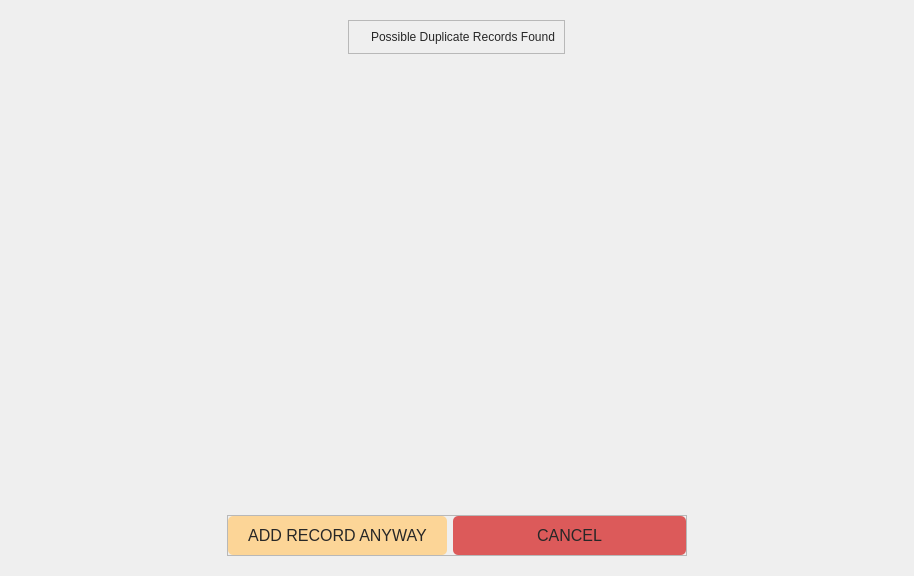
DreddVDomasian/Petmate-Desktop-Application, file Desktop_Application/Frontend/ui-files/duplicateDialog.ui: the form before one commit.
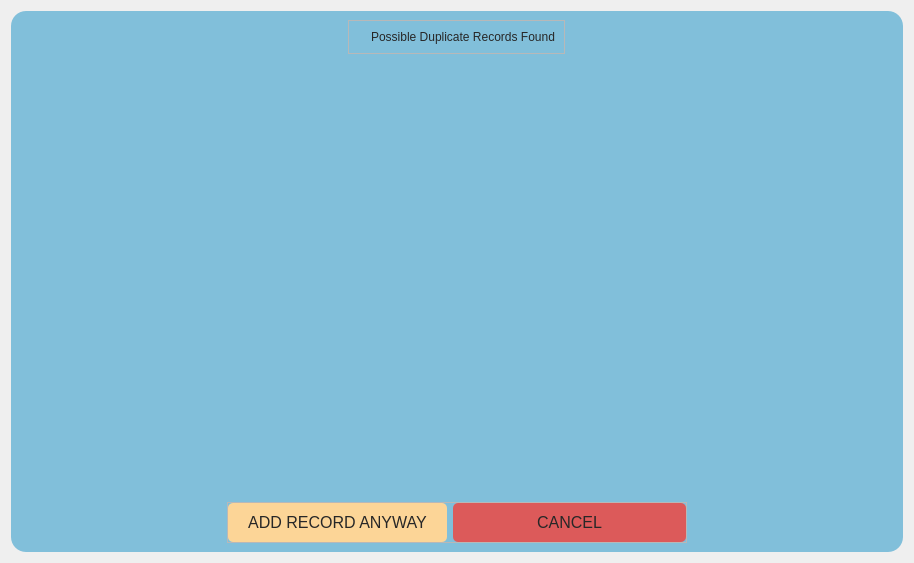
The form after the commit. Icons and pictures are not drawn.

What changed in the file:
```diff
--- a/Desktop_Application/Frontend/ui-files/duplicateDialog.ui
+++ b/Desktop_Application/Frontend/ui-files/duplicateDialog.ui
@@ -7,7 +7,7 @@
     <x>0</x>
     <y>0</y>
     <width>914</width>
-    <height>576</height>
+    <height>563</height>
    </rect>
   </property>
   <property name="windowTitle">
@@ -18,11 +18,7 @@
     <widget class="QFrame" name="duplicationDialogFrame">
      <property name="styleSheet">
       <string notr="true">#duplicationDialogFrame{
-	background-color: qlineargradient(
-		 y1: 0, x1: 0, y2: 1, x2: 0,
-		 stop: 0 #78B3CE, 
-    	 stop: 1 #D0F0FF
-	);
+	background-color:#81BFDA;
 	border-radius:15px;
 }
 
@@ -199,7 +195,7 @@
               <x>0</x>
               <y>0</y>
               <width>876</width>
-              <height>424</height>
+              <height>411</height>
              </rect>
             </property>
             <layout class="QVBoxLayout" name="verticalLayout_4"/>
```
Left out of the diff: 2 changed lines with no effect on the pictures.
